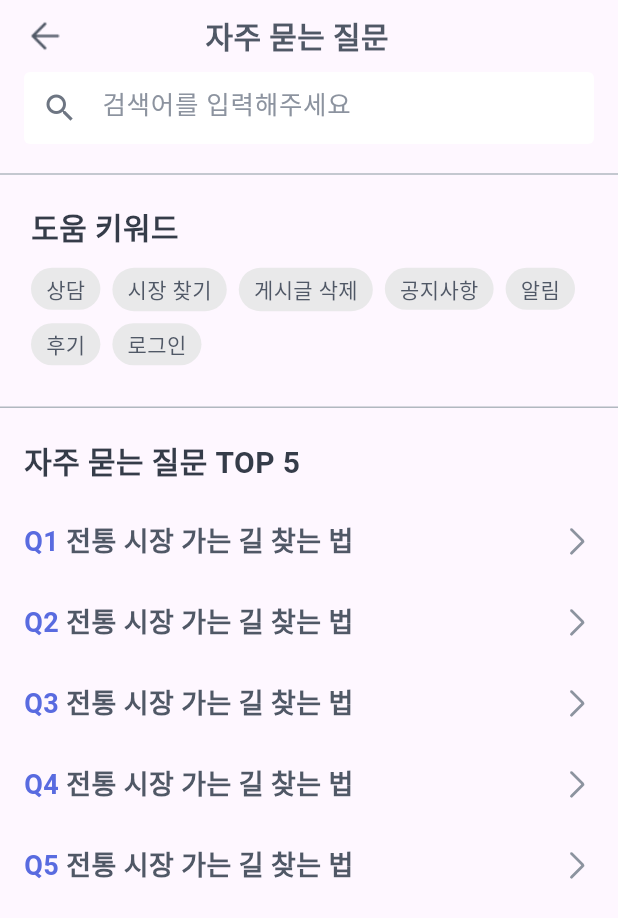
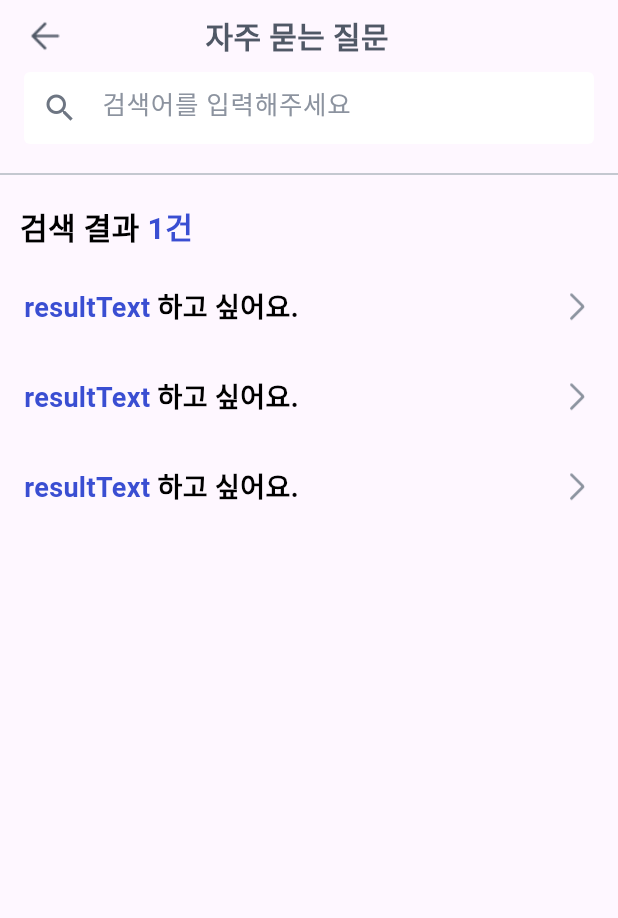
Before and after one commit to jaekyung-you/seenear_flutter, a Flutter app: the FAQScreen screen opened by its route, on a phone screen of 412 x 824 dp. Shown: the top 918 px of the screen. Run offline on Flutter 3.47's test engine with Material 2 defaults, Android fonts, the phone set to English and light mode, and no system bars; drawn by our look-alikes of styled_text; our stand-ins replace device_info_plus, dio, get, package_info_plus, syncfusion_flutter_datepicker; missing offline and left inert: kakao_flutter_sdk_user; statements that could not run were skipped.

Commit message:
1:1 문의하기 empty뷰 및 결과 cell UI 구현

```diff
--- a/lib/presentation/my_page/controller/help_desk_controller.dart
+++ b/lib/presentation/my_page/controller/help_desk_controller.dart
@@ -16,6 +16,7 @@ class HelpDeskController extends GetxController {
   List<String> topFiveQuestionList = [];
   TextEditingController searchInputController = TextEditingController();
   TextEditingController phoneInputController = TextEditingController();
+  RxList<String> searchResultList = <String>["1"].obs;
 
   TextEditingController inquiryTitleInputController = TextEditingController();
   TextEditingController inquiryContentInputController = TextEditingController();
--- a/lib/presentation/my_page/widget/my_setting_menu/faq_screen.dart
+++ b/lib/presentation/my_page/widget/my_setting_menu/faq_screen.dart
@@ -1,11 +1,14 @@
 import 'package:flutter/material.dart';
 import 'package:get/get.dart';
+import 'package:seenear/const/design_system/base_button.dart';
 import 'package:seenear/const/design_system/base_header.dart';
 import 'package:seenear/const/design_system/rounded_widget.dart';
 import 'package:seenear/const/design_system/seenear_color.dart';
+import 'package:seenear/const/seenear_path.dart';
 import 'package:seenear/presentation/base_widget/seenear_base_scaffold.dart';
 import 'package:styled_text/tags/styled_text_tag.dart';
 import 'package:styled_text/widgets/styled_text.dart';
+import '../../../../const/design_system/empty_view.dart';
 import '../../controller/help_desk_controller.dart';
 
 class FAQScreen extends GetView<HelpDeskController> {
@@ -20,7 +23,8 @@ class FAQScreen extends GetView<HelpDeskController> {
             padding: EdgeInsets.symmetric(horizontal: 16.0),
             child: BaseHeader(title: '자주 묻는 질문'),
           ),
-          Expanded(
+          Obx(() {
+            return Expanded(
               child: Column(
                 children: [
                   searchTextField(),
@@ -31,18 +35,11 @@ class FAQScreen extends GetView<HelpDeskController> {
                       height: 0.5,
                     ),
                   ),
-                helpKeyword(),
-                Padding(
-                  padding: const EdgeInsets.symmetric(vertical: 20.0),
-                  child: Divider(
-                    color: SeenearColor.grey20,
-                    height: 0.5,
-                  ),
-                ),
-                Expanded(child: topFiveQuestion()),
+                  controller.searchInputController.text.isEmpty ? searchResultView() : faqContentView()
                 ],
               ),
-          ),
+            );
+          }),
         ],
       ),
     );
@@ -177,4 +174,119 @@ class FAQScreen extends GetView<HelpDeskController> {
       ),
     );
   }
+
+  Widget faqContentView() {
+    return Expanded(
+      child: Column(
+        children: [
+          helpKeyword(),
+          Padding(
+            padding: const EdgeInsets.symmetric(vertical: 20.0),
+            child: Divider(
+              color: SeenearColor.grey20,
+              height: 0.5,
+            ),
+          ),
+          Expanded(child: topFiveQuestion()),
+        ],
+      ),
+    );
   }
+
+  Widget searchResultView() {
+    String resultText = controller.searchInputController.text.trim();
+
+    return Expanded(
+      child: controller.searchResultList.isEmpty
+          ? Column(
+              children: [
+                const Spacer(),
+                const Center(
+                  child: EmptyView(text: '검색결과가 없어요'),
+                ),
+                const Spacer(),
+                const Text(
+                  '궁금하신 점이 해결이 안 되셨나요?',
+                  style: TextStyle(fontWeight: FontWeight.w600, fontSize: 20, color: Colors.black),
+                ),
+                const SizedBox(
+                  height: 3,
+                ),
+                Padding(
+                  padding: const EdgeInsets.all(16.0),
+                  child: BaseButton(
+                    buttonText: '1:1 문의하기',
+                    onPressed: () {
+                      Get.toNamed(SeenearPath.MY_PAGE_HELP_DESK_INQUIRY);
+                    },
+                  ),
+                ),
+              ],
+            )
+          : Column(
+              crossAxisAlignment: CrossAxisAlignment.start,
+              children: [
+                Padding(
+                  padding: const EdgeInsets.only(left: 8.0, bottom: 12.0),
+                  child: StyledText(
+                    text: '$resultText 검색 결과 <s>${controller.searchResultList.length}건</s>',
+                    style: const TextStyle(
+                      fontWeight: FontWeight.w600,
+                      color: Colors.black,
+                      fontSize: 20,
+                    ),
+                    tags: {
+                      's': StyledTextTag(
+                        style: TextStyle(
+                          fontWeight: FontWeight.w600,
+                          color: SeenearColor.blue80,
+                          fontSize: 20,
+                        ),
+                      ),
+                    },
+                  ),
+                ),
+                resultCell(resultText),
+                resultCell(resultText),
+                resultCell(resultText),
+              ],
+            ),
+    );
+  }
+
+  Widget resultCell(String resultText) {
+    return Padding(
+      padding: const EdgeInsets.fromLTRB(16, 0, 16, 8),
+      child: SizedBox(
+        height: 52,
+        child: Row(
+          mainAxisAlignment: MainAxisAlignment.spaceBetween,
+          children: [
+            StyledText(
+              text: '<s>resultText</s> 하고 싶어요.',
+              style: const TextStyle(
+                fontWeight: FontWeight.w600,
+                color: Colors.black,
+                fontSize: 18,
+              ),
+              tags: {
+                's': StyledTextTag(
+                  style: TextStyle(
+                    fontWeight: FontWeight.w600,
+                    color: SeenearColor.blue80,
+                    fontSize: 18,
+                  ),
+                ),
+              },
+            ),
+            Image.asset(
+              'assets/images/arrow_right.png',
+              color: SeenearColor.grey30,
+              width: 22,
+            ),
+          ],
+        ),
+      ),
+    );
+  }
+}
```
Lines whose indentation alone changed are shown as unchanged.
